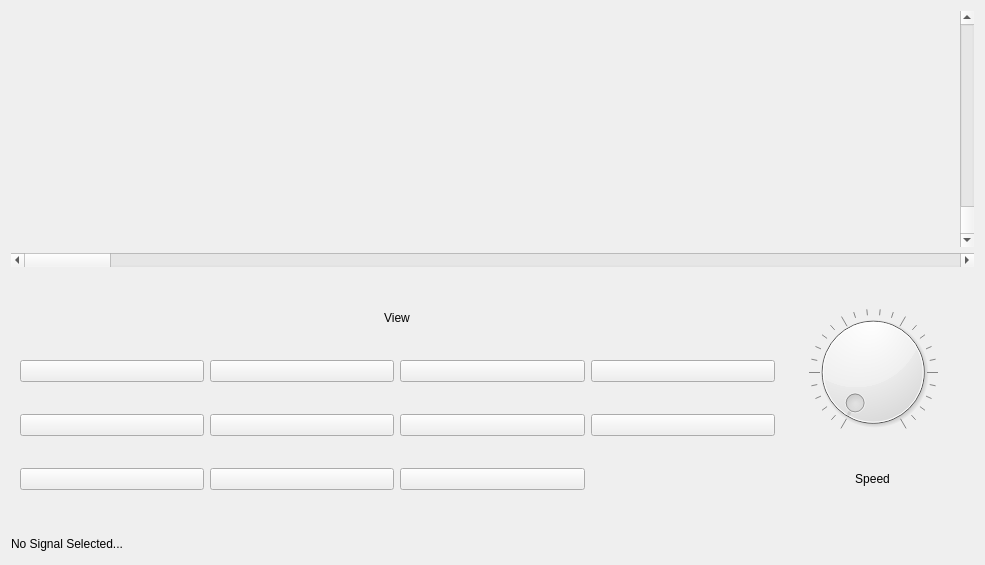
RushingBlast/DSP_T1, file p5.ui: the form before one commit.
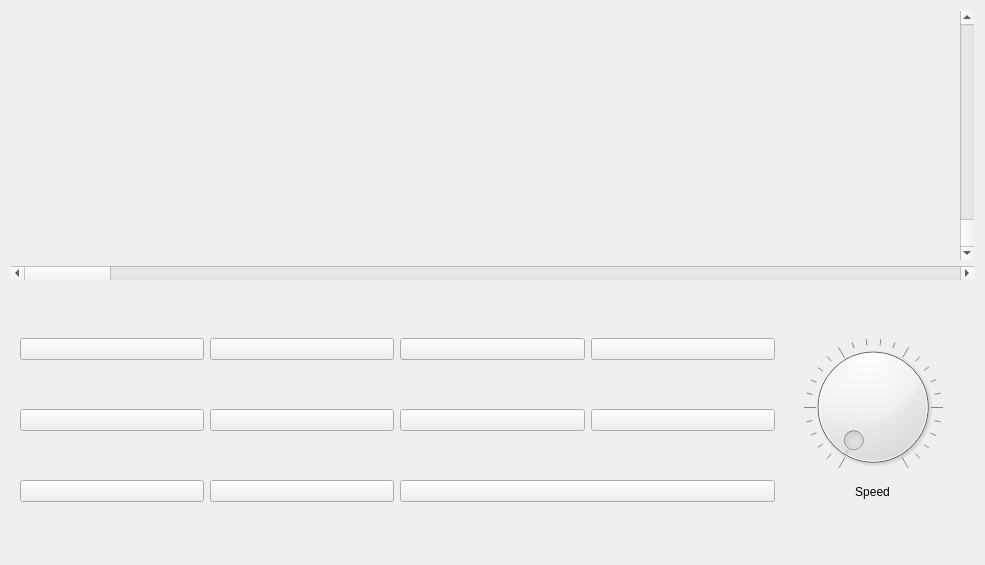
The form after the commit. Icons and pictures are not drawn. Custom widgets are drawn as their Qt base class.

```diff
--- a/p5.ui
+++ b/p5.ui
@@ -16,137 +16,8 @@
   <layout class="QGridLayout" name="gridLayout_3">
    <item row="1" column="0">
     <widget class="QWidget" name="wgt_viewer_controls" native="true">
-     <layout class="QGridLayout" name="gridLayout_2">
-      <item row="0" column="0" rowspan="2" colspan="2">
        <layout class="QGridLayout" name="gridLayout">
-        <item row="2" column="1">
-         <widget class="QPushButton" name="btn_restart">
-          <property name="text">
-           <string/>
-          </property>
-          <property name="icon">
-           <iconset>
-            <normaloff>icons/restart.png</normaloff>icons/restart.png</iconset>
-          </property>
-          <property name="iconSize">
-           <size>
-            <width>25</width>
-            <height>25</height>
-           </size>
-          </property>
-         </widget>
-        </item>
-        <item row="3" column="2">
-         <widget class="QPushButton" name="btn_snapshot">
-          <property name="text">
-           <string/>
-          </property>
-          <property name="icon">
-           <iconset>
-            <normaloff>icons/scrrenshot.png</normaloff>icons/scrrenshot.png</iconset>
-          </property>
-          <property name="iconSize">
-           <size>
-            <width>25</width>
-            <height>25</height>
-           </size>
-          </property>
-         </widget>
-        </item>
-        <item row="3" column="4" alignment="Qt::AlignHCenter">
-         <widget class="QLabel" name="lbl_speed">
-          <property name="minimumSize">
-           <size>
-            <width>101</width>
-            <height>0</height>
-           </size>
-          </property>
-          <property name="maximumSize">
-           <size>
-            <width>60</width>
-            <height>20</height>
-           </size>
-          </property>
-          <property name="text">
-           <string>Speed</string>
-          </property>
-          <property name="alignment">
-           <set>Qt::AlignCenter</set>
-          </property>
-         </widget>
-        </item>
-        <item row="3" column="1">
-         <widget class="QPushButton" name="btn_zoom_out">
-          <property name="text">
-           <string/>
-          </property>
-          <property name="icon">
-           <iconset>
-            <normaloff>icons/zoom_out.png</normaloff>icons/zoom_out.png</iconset>
-          </property>
-          <property name="iconSize">
-           <size>
-            <width>25</width>
-            <height>25</height>
-           </size>
-          </property>
-          <property name="shortcut">
-           <string>Ctrl+Down</string>
-          </property>
-         </widget>
-        </item>
-        <item row="1" column="3">
-         <widget class="QPushButton" name="btn_clear">
-          <property name="text">
-           <string/>
-          </property>
-          <property name="icon">
-           <iconset>
-            <normaloff>icons/clear.png</normaloff>icons/clear.png</iconset>
-          </property>
-          <property name="iconSize">
-           <size>
-            <width>25</width>
-            <height>25</height>
-           </size>
-          </property>
-         </widget>
-        </item>
-        <item row="2" column="2">
-         <widget class="QPushButton" name="btn_change_color">
-          <property name="text">
-           <string/>
-          </property>
-          <property name="icon">
-           <iconset>
-            <normaloff>icons/color.png</normaloff>icons/color.png</iconset>
-          </property>
-          <property name="iconSize">
-           <size>
-            <width>25</width>
-            <height>25</height>
-           </size>
-          </property>
-         </widget>
-        </item>
-        <item row="1" column="2">
-         <widget class="QPushButton" name="btn_transfer">
-          <property name="text">
-           <string/>
-          </property>
-          <property name="icon">
-           <iconset>
-            <normaloff>icons/transfer.png</normaloff>icons/transfer.png</iconset>
-          </property>
-          <property name="iconSize">
-           <size>
-            <width>40</width>
-            <height>25</height>
-           </size>
-          </property>
-         </widget>
-        </item>
-        <item row="1" column="0">
+      <item row="0" column="0">
          <widget class="QPushButton" name="btn_add_signal">
           <property name="text">
            <string/>
@@ -166,24 +37,17 @@
           </property>
          </widget>
         </item>
-        <item row="0" column="1" colspan="2" alignment="Qt::AlignHCenter">
-         <widget class="QLabel" name="lbl_view">
-          <property name="maximumSize">
-           <size>
-            <width>60</width>
-            <height>20</height>
-           </size>
-          </property>
-          <property name="text">
-           <string>View</string>
-          </property>
-          <property name="alignment">
-           <set>Qt::AlignCenter</set>
-          </property>
-         </widget>
-        </item>
-        <item row="1" column="1">
+      <item row="0" column="1">
          <widget class="QPushButton" name="btn_remove">
+        <property name="maximumSize">
+         <size>
+          <width>16777215</width>
+          <height>34</height>
+         </size>
+        </property>
+        <property name="toolTip">
+         <string>Remove Signal</string>
+        </property>
           <property name="text">
            <string/>
           </property>
@@ -193,14 +57,37 @@
           </property>
           <property name="iconSize">
            <size>
-            <width>25</width>
+          <width>40</width>
+          <height>50</height>
+         </size>
+        </property>
+       </widget>
+      </item>
+      <item row="0" column="2">
+       <widget class="QPushButton" name="btn_transfer">
+        <property name="toolTip">
+         <string>Move Signal</string>
+        </property>
+        <property name="text">
+         <string/>
+        </property>
+        <property name="icon">
+         <iconset>
+          <normaloff>icons/transfer.png</normaloff>icons/transfer.png</iconset>
+        </property>
+        <property name="iconSize">
+         <size>
+          <width>40</width>
             <height>25</height>
            </size>
           </property>
          </widget>
         </item>
-        <item row="2" column="3">
-         <widget class="QPushButton" name="btn_link">
+      <item row="0" column="3">
+       <widget class="QPushButton" name="btn_clear">
+        <property name="toolTip">
+         <string>Clear All</string>
+        </property>
           <property name="text">
            <string/>
           </property>
@@ -217,6 +104,8 @@
          </widget>
         </item>
         <item row="0" column="4" rowspan="3">
+       <layout class="QVBoxLayout" name="verticalLayout_2">
+        <item>
          <widget class="QDial" name="dial_speed">
           <property name="minimum">
            <number>1</number>
@@ -229,7 +118,114 @@
           </property>
          </widget>
         </item>
-        <item row="3" column="0">
+        <item alignment="Qt::AlignHCenter">
+         <widget class="QLabel" name="lbl_speed">
+          <property name="minimumSize">
+           <size>
+            <width>101</width>
+            <height>0</height>
+           </size>
+          </property>
+          <property name="maximumSize">
+           <size>
+            <width>60</width>
+            <height>20</height>
+           </size>
+          </property>
+          <property name="text">
+           <string>Speed</string>
+          </property>
+          <property name="alignment">
+           <set>Qt::AlignCenter</set>
+          </property>
+         </widget>
+        </item>
+       </layout>
+      </item>
+      <item row="1" column="0">
+       <widget class="QPushButton" name="btn_start_pause">
+        <property name="toolTip">
+         <string>Play/Pause</string>
+        </property>
+        <property name="text">
+         <string/>
+        </property>
+        <property name="icon">
+         <iconset>
+          <normaloff>icons/play.png</normaloff>icons/play.png</iconset>
+        </property>
+        <property name="iconSize">
+         <size>
+          <width>25</width>
+          <height>25</height>
+         </size>
+        </property>
+        <property name="shortcut">
+         <string>Space</string>
+        </property>
+       </widget>
+      </item>
+      <item row="1" column="1">
+       <widget class="QPushButton" name="btn_restart">
+        <property name="toolTip">
+         <string>Rewind</string>
+        </property>
+        <property name="text">
+         <string/>
+        </property>
+        <property name="icon">
+         <iconset>
+          <normaloff>icons/restart.png</normaloff>icons/restart.png</iconset>
+        </property>
+        <property name="iconSize">
+         <size>
+          <width>25</width>
+          <height>25</height>
+         </size>
+        </property>
+       </widget>
+      </item>
+      <item row="1" column="2">
+       <widget class="QPushButton" name="btn_change_color">
+        <property name="toolTip">
+         <string>Recolor Signal</string>
+        </property>
+        <property name="text">
+         <string/>
+        </property>
+        <property name="icon">
+         <iconset>
+          <normaloff>icons/color.png</normaloff>icons/color.png</iconset>
+        </property>
+        <property name="iconSize">
+         <size>
+          <width>25</width>
+          <height>25</height>
+         </size>
+        </property>
+       </widget>
+      </item>
+      <item row="1" column="3">
+       <widget class="QPushButton" name="btn_link">
+        <property name="toolTip">
+         <string>Link Views</string>
+        </property>
+        <property name="text">
+         <string/>
+        </property>
+        <property name="icon">
+         <iconset>
+          <normaloff>icons/link.png</normaloff>icons/link.png</iconset>
+        </property>
+        <property name="iconSize">
+         <size>
+          <width>25</width>
+          <height>25</height>
+         </size>
+        </property>
+       </widget>
+      </item>
+      <item row="2" column="0">
          <widget class="QPushButton" name="btn_zoom_in">
           <property name="enabled">
            <bool>true</bool>
@@ -252,8 +248,11 @@
           </property>
          </widget>
         </item>
-        <item row="2" column="0">
-         <widget class="QPushButton" name="btn_start_pause">
+      <item row="2" column="1">
+       <widget class="QPushButton" name="btn_zoom_out">
+        <property name="toolTip">
+         <string>Zoom out</string>
+        </property>
           <property name="text">
            <string/>
           </property>
@@ -272,7 +271,25 @@
           </property>
          </widget>
         </item>
-       </layout>
+      <item row="2" column="2" colspan="2">
+       <widget class="QPushButton" name="btn_snapshot">
+        <property name="toolTip">
+         <string>Take Snapshot</string>
+        </property>
+        <property name="text">
+         <string/>
+        </property>
+        <property name="icon">
+         <iconset>
+          <normaloff>icons/scrrenshot.png</normaloff>icons/scrrenshot.png</iconset>
+        </property>
+        <property name="iconSize">
+         <size>
+          <width>25</width>
+          <height>25</height>
+         </size>
+        </property>
+       </widget>
       </item>
      </layout>
     </widget>
@@ -305,31 +322,6 @@
      </item>
     </layout>
    </item>
-   <item row="2" column="0">
-    <widget class="QLabel" name="lbl_stats">
-     <property name="sizePolicy">
-      <sizepolicy hsizetype="Preferred" vsizetype="Minimum">
-       <horstretch>0</horstretch>
-       <verstretch>0</verstretch>
-      </sizepolicy>
-     </property>
-     <property name="minimumSize">
-      <size>
-       <width>0</width>
-       <height>19</height>
-      </size>
-     </property>
-     <property name="maximumSize">
-      <size>
-       <width>16777215</width>
-       <height>20</height>
-      </size>
-     </property>
-     <property name="text">
-      <string>No Signal Selected...</string>
-     </property>
-    </widget>
-   </item>
   </layout>
  </widget>
  <customwidgets>
```
Left out of the diff: 12 changed lines with no effect on the pictures. Lines whose indentation alone changed are shown as unchanged.
